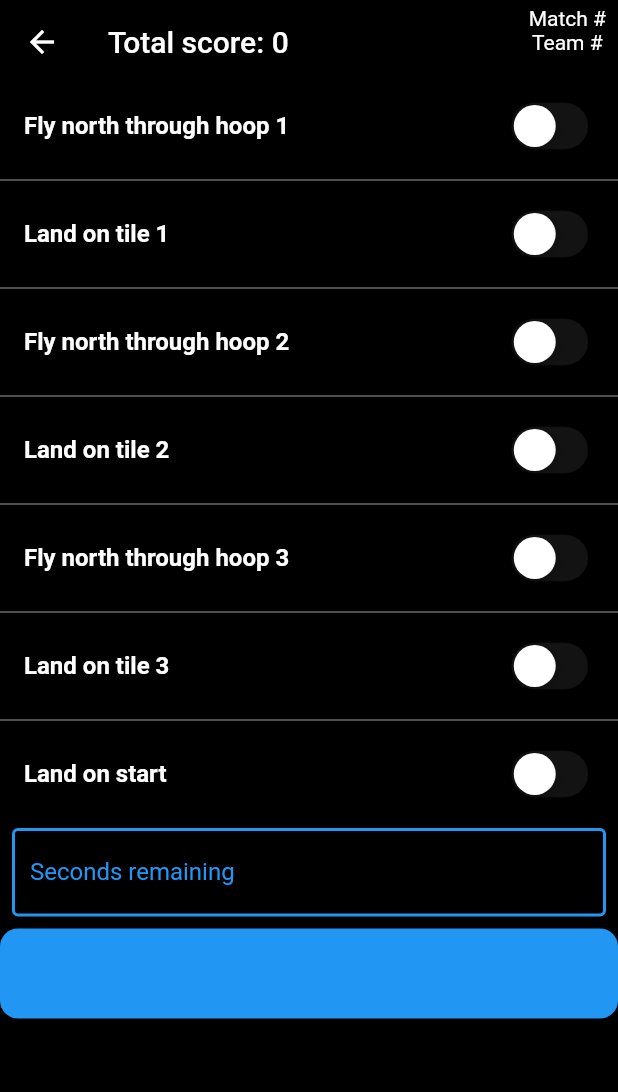
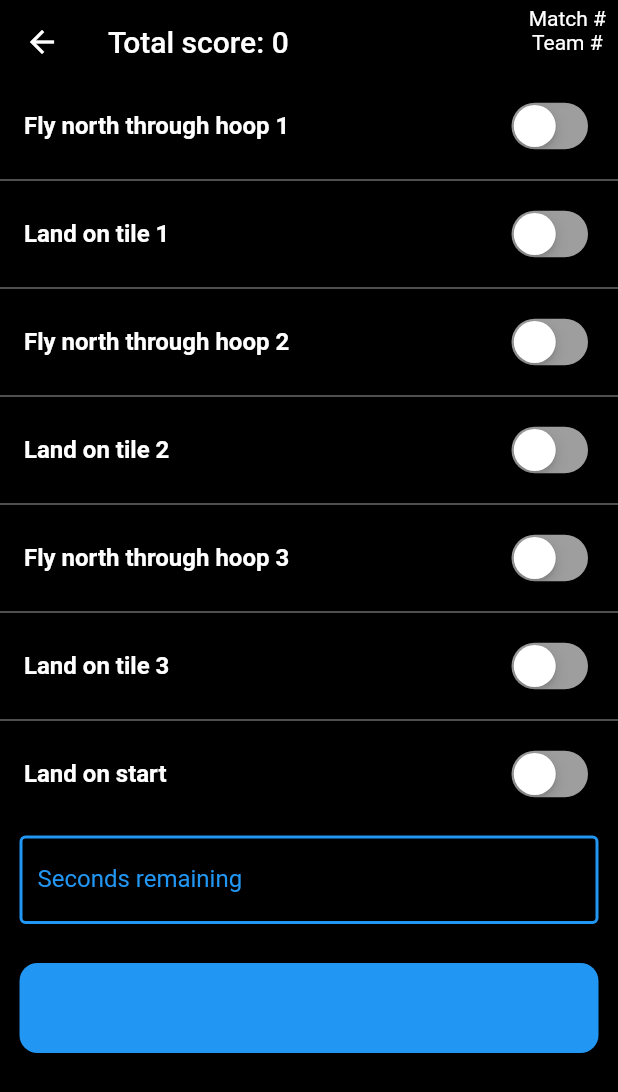
Before and after one commit to akashpamal/drone_scorer, a Flutter app: the GameScoringScreen screen opened directly with empty values, on a phone screen of 412 x 824 dp. Shown: the top 1092 px of the screen. Run offline on Flutter 3.47's test engine with Material 2 defaults, Android fonts, the phone set to English and light mode, and no system bars; missing offline and left inert: custom_switch, dart:ffi, gsheets; statements that could not run were skipped; key blocks and very long unbroken strings in the code were emptied for the run.

Commit message:
1.1.6 (8) fixed some alignments for the button

```diff
--- a/lib/screens/game_ready_screen.dart
+++ b/lib/screens/game_ready_screen.dart
@@ -33,7 +33,7 @@ class GameReadyScreen extends StatelessWidget {
             Padding(
               padding: const EdgeInsets.all(16.0),
               child:
-                  GameInfoTextDisplay('Match number', this.myGame.matchNumber),
+                  GameInfoTextDisplay('Match Number', this.myGame.matchNumber),
             ),
             Padding(
               padding: const EdgeInsets.all(16.0),
--- a/lib/screens/game_scoring_screen.dart
+++ b/lib/screens/game_scoring_screen.dart
@@ -77,7 +77,7 @@ class _GameScoringScreenState extends State<GameScoringScreen> {
                 return this.scoreButtons[index];
               }),
           Padding(
-            padding: const EdgeInsets.all(8.0),
+            padding: const EdgeInsets.all(13.0),
             child: TextField(
               controller: this.timeFieldController,
               style: TextStyle(color: Colors.white),
@@ -101,7 +101,9 @@ class _GameScoringScreenState extends State<GameScoringScreen> {
 //              style: TextStyle(fontSize: 18, color: Colors.white),
 //            ),
 //          ),
-          CupertinoButton(
+          Padding(
+            padding: const EdgeInsets.all(13.0),
+            child: CupertinoButton(
               onPressed: () {
                 this.updateScore();
                 widget.sheetManager.addGame(widget.myGame);
@@ -112,6 +114,7 @@ class _GameScoringScreenState extends State<GameScoringScreen> {
 //                    color: Theme.of(context).buttonColor,
               padding: EdgeInsets.all(20),
               child: Text('Save & Return Home'),
+            ),
           ),
 //          Padding(
 //            padding: const EdgeInsets.all(8.0),
--- a/lib/widgets/score_button.dart
+++ b/lib/widgets/score_button.dart
@@ -38,6 +38,7 @@ class _ScoreButtonState extends State<ScoreButton> {
         style: TextStyle(color: Colors.white, fontWeight: FontWeight.bold),
       ),
       trailing: CupertinoSwitch(
+        trackColor: Colors.grey,
         value: widget.isPressed,
         onChanged: (value) {
           this.rebuildScoreScreenWidget((){
```
Also changed, not shown: 1 other file. Lines whose indentation alone changed are shown as unchanged.
